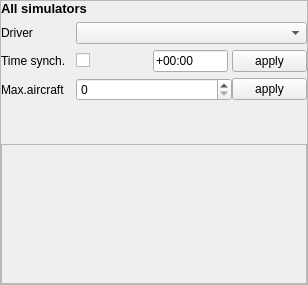
swift-project/pilotclient, file src/blackgui/components/settingssimulatorcomponent.ui: the form before one commit.
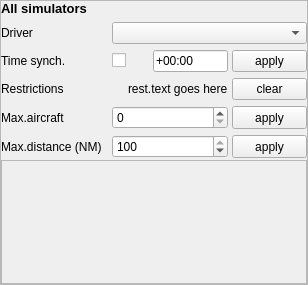
The form after the commit. Custom widgets are drawn as their Qt base class.

The edit to the form file:
```diff
--- a/src/blackgui/components/settingssimulatorcomponent.ui
+++ b/src/blackgui/components/settingssimulatorcomponent.ui
@@ -161,21 +161,129 @@
         </widget>
        </item>
        <item row="4" column="0">
+        <widget class="QLabel" name="lbl_RestrictedRendering">
+         <property name="toolTip">
+          <string>Current rendering restrictions (if any)</string>
+         </property>
+         <property name="text">
+          <string>Restrictions</string>
+         </property>
+        </widget>
+       </item>
+       <item row="4" column="1">
+        <layout class="QHBoxLayout" name="hl_RestrictedRendering">
+         <property name="spacing">
+          <number>4</number>
+         </property>
+         <item>
+          <widget class="BlackGui::CLedWidget" name="led_RestrictedRendering" native="true"/>
+         </item>
+         <item alignment="Qt::AlignRight">
+          <widget class="QLabel" name="lbl_RestrictionText">
+           <property name="text">
+            <string>rest.text goes here</string>
+           </property>
+          </widget>
+         </item>
+         <item>
+          <widget class="QPushButton" name="pb_ClearRestrictedRendering">
+           <property name="sizePolicy">
+            <sizepolicy hsizetype="Fixed" vsizetype="Preferred">
+             <horstretch>0</horstretch>
+             <verstretch>0</verstretch>
+            </sizepolicy>
+           </property>
+           <property name="minimumSize">
+            <size>
+             <width>75</width>
+             <height>0</height>
+            </size>
+           </property>
+           <property name="maximumSize">
+            <size>
+             <width>75</width>
+             <height>16777215</height>
+            </size>
+           </property>
+           <property name="text">
+            <string>clear</string>
+           </property>
+          </widget>
+         </item>
+        </layout>
+       </item>
+       <item row="5" column="0">
         <widget class="QLabel" name="lbl_MaxAircraft">
          <property name="text">
           <string>Max.aircraft</string>
          </property>
         </widget>
        </item>
-       <item row="4" column="1">
+       <item row="5" column="1">
         <layout class="QHBoxLayout" name="hl_MaxAircraft">
+         <property name="spacing">
+          <number>4</number>
+         </property>
          <item>
-          <widget class="QSpinBox" name="sb_MaxAircraft"/>
+          <widget class="QSpinBox" name="sb_MaxAircraft">
+           <property name="maximum">
+            <number>100</number>
+           </property>
+          </widget>
          </item>
          <item>
           <widget class="QPushButton" name="pb_ApplyMaxAircraft">
            <property name="sizePolicy">
-            <sizepolicy hsizetype="Fixed" vsizetype="Fixed">
+            <sizepolicy hsizetype="Fixed" vsizetype="Preferred">
+             <horstretch>0</horstretch>
+             <verstretch>0</verstretch>
+            </sizepolicy>
+           </property>
+           <property name="minimumSize">
+            <size>
+             <width>75</width>
+             <height>0</height>
+            </size>
+           </property>
+           <property name="maximumSize">
+            <size>
+             <width>75</width>
+             <height>16777215</height>
+            </size>
+           </property>
+           <property name="text">
+            <string>apply</string>
+           </property>
+          </widget>
+         </item>
+        </layout>
+       </item>
+       <item row="6" column="0">
+        <widget class="QLabel" name="lbl_MaxDistance">
+         <property name="text">
+          <string>Max.distance (NM)</string>
+         </property>
+        </widget>
+       </item>
+       <item row="6" column="1">
+        <layout class="QHBoxLayout" name="hl_MaxDistance">
+         <property name="spacing">
+          <number>4</number>
+         </property>
+         <item>
+          <widget class="QSpinBox" name="sb_MaxDistance">
+           <property name="maximum">
+            <number>100</number>
+           </property>
+           <property name="value">
+            <number>100</number>
+           </property>
+          </widget>
+         </item>
+         <item>
+          <widget class="QPushButton" name="pb_ApplyMaxDistance">
+           <property name="sizePolicy">
+            <sizepolicy hsizetype="Fixed" vsizetype="Preferred">
              <horstretch>0</horstretch>
              <verstretch>0</verstretch>
             </sizepolicy>
@@ -226,6 +334,12 @@
    <header>blackgui/components/settingsfsxcomponent.h</header>
    <container>1</container>
   </customwidget>
+  <customwidget>
+   <class>BlackGui::CLedWidget</class>
+   <extends>QWidget</extends>
+   <header>blackgui/led.h</header>
+   <container>1</container>
+  </customwidget>
  </customwidgets>
  <resources/>
  <connections/>
```
